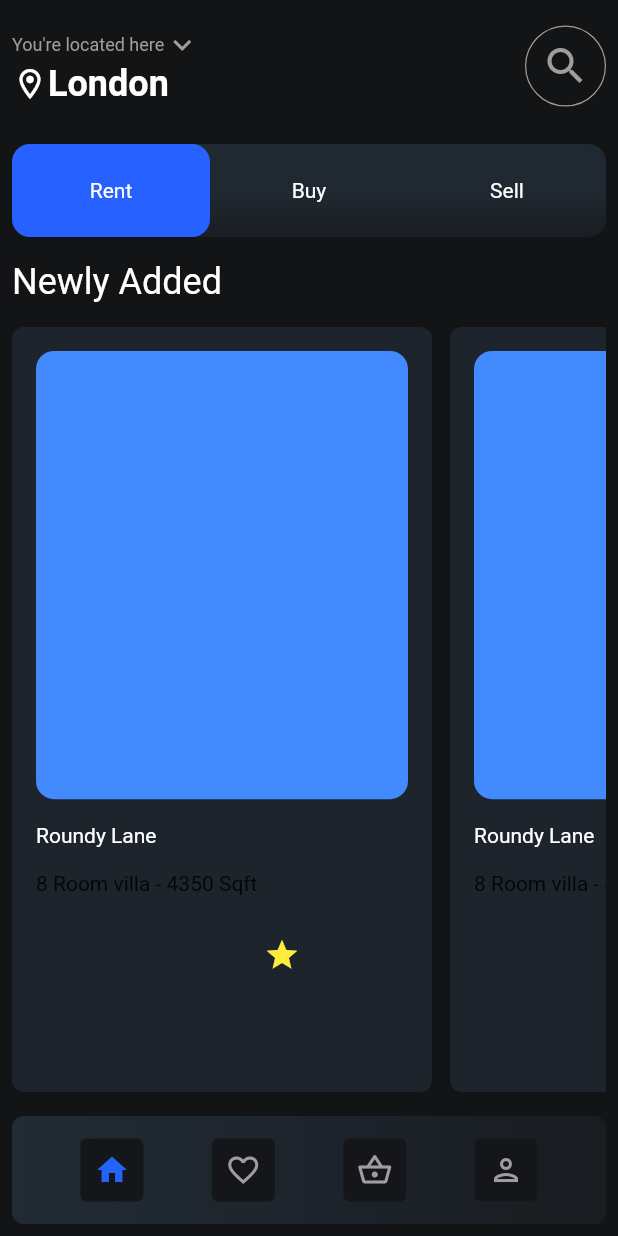
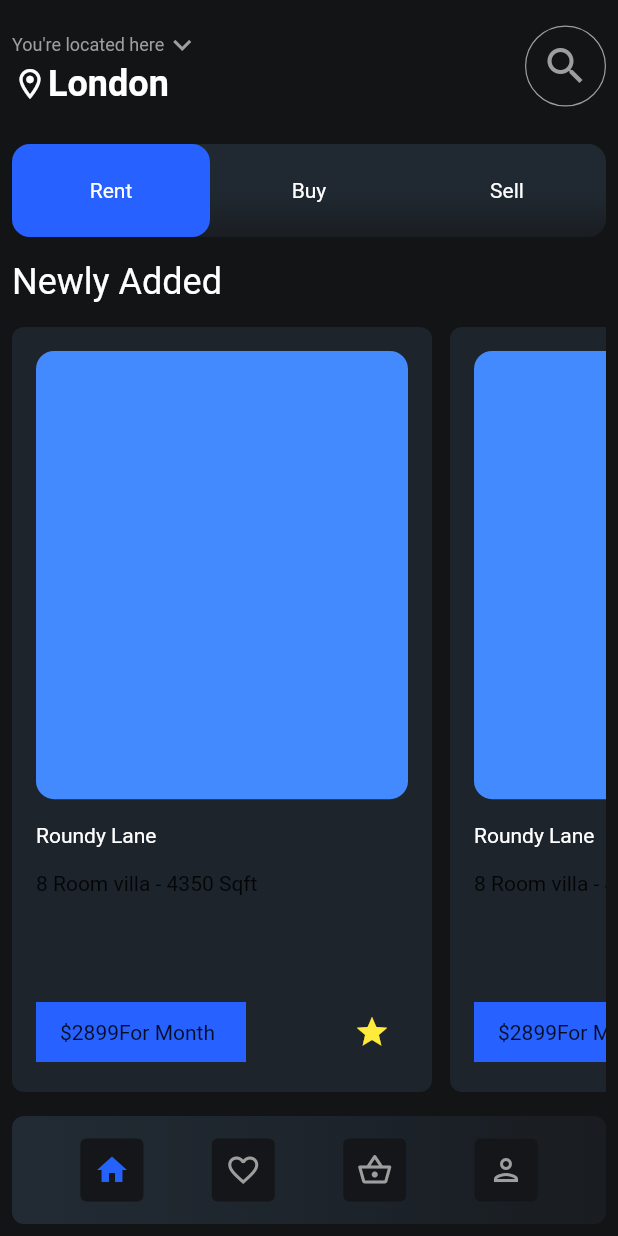
Before and after one commit to JAICHANGPARK/flutter_notebook_17th_story, a Flutter app: the screen it shows after launch, on a phone screen of 412 x 824 dp. Run offline on Flutter 3.47's test engine with Material 2 defaults, Android fonts, the phone set to English and light mode, and no system bars; our stand-ins replace cached_network_image, fl_chart, flutter_riverpod, freezed_annotation, ionicons, percent_indicator.

Commit message:
Update real_estate_main_page.dart

```diff
--- a/lib/ep1018_real_estate_app/src/ui/real_estate_main_page.dart
+++ b/lib/ep1018_real_estate_app/src/ui/real_estate_main_page.dart
@@ -228,15 +228,24 @@ class _RealEstateMainPageState extends State<RealEstateMainPage> {
                                             padding: EdgeInsets.symmetric(vertical: 16.0),
                                             child: Text("8 Room villa - 4350 Sqft"),
                                           ),
+                                          Spacer(),
                                           Row(
                                             children: [
                                               Container(
                                                 width: 140,
-                                                decoration: const BoxDecoration(),
+                                                padding: EdgeInsets.symmetric(horizontal: 16, vertical: 12),
+                                                decoration: const BoxDecoration(
+                                                  color: const Color.fromRGBO(39, 97, 255, 1)
+                                                ),
                                                 child: Row(
-                                                  children: [],
+                                                  children: [
+                                                    Text("\$", ),
+                                                    Text("2899"),
+                                                    Text("For Month")
+                                                  ],
                                                 ),
                                               ),
+                                              Spacer(),
                                               IconButton(
                                                 onPressed: () {},
                                                 icon: const Icon(Icons.star),
```
